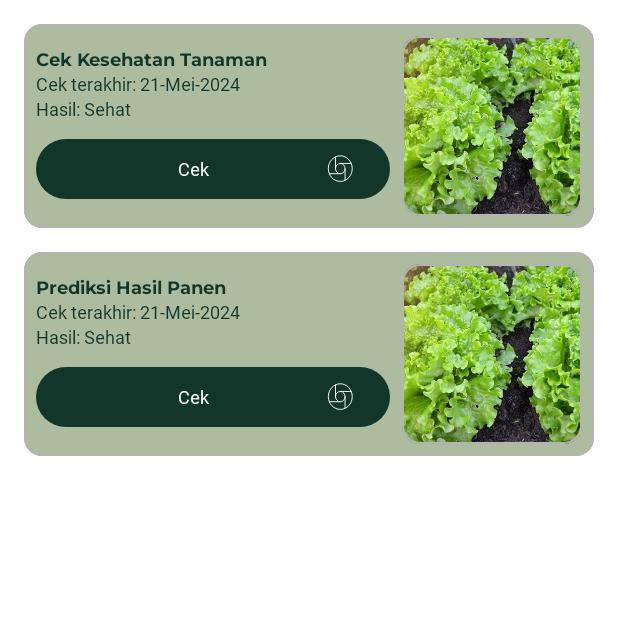
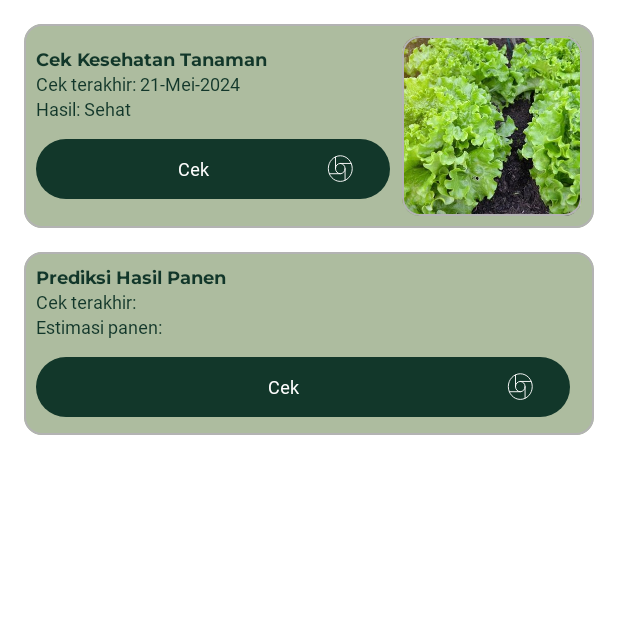
Before and after one commit to HI-PONIC/Mobile-Development, an Android app: the fragment CekFragment shown on its own in the app's theme, on a phone screen of 412 x 824 dp, the top half of it. Run offline under Robolectric (Android 15) with nearby library versions, the phone set to English and light mode, and no system bars; 1 statement that could not run was skipped.

Commit message:
Add prediksi panen model

```diff
--- a/app/build.gradle.kts
+++ b/app/build.gradle.kts
@@ -39,6 +39,7 @@ android {
         compose = true
         viewBinding = true
         buildConfig = true
+        mlModelBinding = true
     }
 
     composeOptions {
@@ -55,6 +56,8 @@ dependencies {
     implementation(libs.androidx.constraintlayout)
     implementation(libs.androidx.navigation.fragment.ktx)
     implementation(libs.androidx.navigation.ui.ktx)
+    implementation(libs.tensorflow.lite.support)
+    implementation(libs.tensorflow.lite.metadata)
     testImplementation(libs.junit)
     androidTestImplementation(libs.androidx.junit)
     androidTestImplementation(libs.androidx.espresso.core)
@@ -75,4 +78,6 @@ dependencies {
     implementation(libs.glide)
     annotationProcessor(libs.glide.compiler)
     implementation(libs.androidx.viewpager2)
+    implementation(libs.play.services.tflite.java)
+    implementation(libs.play.services.tflite.gpu)
 }
--- a/app/src/main/java/com/example/hi_ponic/data/UserRepository.kt
+++ b/app/src/main/java/com/example/hi_ponic/data/UserRepository.kt
@@ -1,6 +1,7 @@
 package com.example.hi_ponic.data
 
 import com.example.hi_ponic.data.Response.LoginResponse
+import com.example.hi_ponic.data.Response.SensorResponse
 import com.example.hi_ponic.data.Response.SignUpResponse
 import com.example.hi_ponic.data.pref.UserModel
 import com.example.hi_ponic.data.pref.UserPreference
@@ -32,6 +33,10 @@ class UserRepository private constructor(
         return apiService.register(username,email,password)
     }
 
+    suspend fun getSensorValue():SensorResponse{
+        return apiService.getSensorData()
+    }
+
     companion object {
         fun getInstance(
             userPreference: UserPreference,
--- a/app/src/main/java/com/example/hi_ponic/data/pref/UserPreference.kt
+++ b/app/src/main/java/com/example/hi_ponic/data/pref/UserPreference.kt
@@ -43,7 +43,7 @@ class UserPreference private constructor(private val dataStore: DataStore<Prefer
         private var INSTANCE: UserPreference? = null
 
         private val EMAIL_KEY = stringPreferencesKey("email")
-//        private val TOKEN_KEY = stringPreferencesKey("token")
+        private val TOKEN_KEY = stringPreferencesKey("token")
         private val IS_LOGIN_KEY = booleanPreferencesKey("isLogin")
 
         fun getInstance(dataStore: DataStore<Preferences>): UserPreference {
--- a/app/src/main/java/com/example/hi_ponic/data/retrofit/ApiService.kt
+++ b/app/src/main/java/com/example/hi_ponic/data/retrofit/ApiService.kt
@@ -11,7 +11,7 @@ import retrofit2.http.POST
 interface ApiService {
 
     @FormUrlEncoded
-    @POST("register")
+    @POST("auth/register")
     suspend fun register(
         @Field("name") name: String,
         @Field("email") email: String,
@@ -19,7 +19,7 @@ interface ApiService {
     ): SignUpResponse
 
     @FormUrlEncoded
-    @POST("login")
+    @POST("auth/login")
     suspend fun login(
         @Field("identifier") identifier: String,
         @Field("password") password: String
--- a/app/src/main/java/com/example/hi_ponic/view/ViewModelFactory.kt
+++ b/app/src/main/java/com/example/hi_ponic/view/ViewModelFactory.kt
@@ -8,6 +8,7 @@ import com.example.hi_ponic.di.Injection
 import com.example.hi_ponic.view.auth.LoginViewModel
 import com.example.hi_ponic.view.auth.SignupViewModel
 import com.example.hi_ponic.view.mainView.MainViewModel
+import com.example.hi_ponic.view.monitoring.view_model.CekPanenViewModel
 import com.example.hi_ponic.view.profile.ProfileFragment
 import com.example.hi_ponic.view.profile.ProfileViewModel
 
@@ -25,6 +26,8 @@ class ViewModelFactory(private val repository: UserRepository) : ViewModelProvid
                 ProfileViewModel(repository) as T
             }modelClass.isAssignableFrom(SignupViewModel::class.java) -> {
                 SignupViewModel(repository) as T
+            }modelClass.isAssignableFrom(CekPanenViewModel::class.java) -> {
+                CekPanenViewModel(repository) as T
             }
             else -> throw IllegalArgumentException("Unknown ViewModel class: " + modelClass.name)
         }
--- a/app/src/main/java/com/example/hi_ponic/view/monitoring/CekFragment.kt
+++ b/app/src/main/java/com/example/hi_ponic/view/monitoring/CekFragment.kt
@@ -1,60 +1,72 @@
 package com.example.hi_ponic.view.monitoring
 
 import android.os.Bundle
-import androidx.fragment.app.Fragment
+import android.util.Log
 import android.view.LayoutInflater
 import android.view.View
 import android.view.ViewGroup
-import com.example.hi_ponic.R
+import android.widget.Toast
+import androidx.fragment.app.Fragment
+import androidx.fragment.app.viewModels
+import com.example.hi_ponic.databinding.FragmentCekBinding
+import com.example.hi_ponic.view.ViewModelFactory
+import com.example.hi_ponic.view.monitoring.ml.PrediksiPanenHelper
+import com.example.hi_ponic.view.monitoring.view_model.CekPanenViewModel
+import java.text.SimpleDateFormat
+import java.util.Arrays
+import java.util.Date
+import java.util.Locale
+import kotlin.math.roundToInt
 
-// TODO: Rename parameter arguments, choose names that match
-// the fragment initialization parameters, e.g. ARG_ITEM_NUMBER
-private const val ARG_PARAM1 = "param1"
-private const val ARG_PARAM2 = "param2"
+class CekFragment : Fragment() {
+    private lateinit var binding: FragmentCekBinding
 
-/**
- * A simple [Fragment] subclass.
- * Use the [CekFragment.newInstance] factory method to
- * create an instance of this fragment.
- */
-class CekFragment : Fragment() {
-    // TODO: Rename and change types of parameters
-    private var param1: String? = null
-    private var param2: String? = null
+    private val viewModel by viewModels<CekPanenViewModel> {
+        ViewModelFactory.getInstance(requireContext())
+    }
+    private lateinit var prediksiPanenHelper: PrediksiPanenHelper
 
     override fun onCreate(savedInstanceState: Bundle?) {
         super.onCreate(savedInstanceState)
-        arguments?.let {
-            param1 = it.getString(ARG_PARAM1)
-            param2 = it.getString(ARG_PARAM2)
-        }
     }
 
     override fun onCreateView(
         inflater: LayoutInflater, container: ViewGroup?,
         savedInstanceState: Bundle?
-    ): View? {
-        // Inflate the layout for this fragment
-        return inflater.inflate(R.layout.fragment_cek, container, false)
+    ): View {
+        binding = FragmentCekBinding.inflate(inflater, container, false)
+        return binding.root
     }
 
-    companion object {
-        /**
-         * Use this factory method to create a new instance of
-         * this fragment using the provided parameters.
-         *
-         * @param param1 Parameter 1.
-         * @param param2 Parameter 2.
-         * @return A new instance of fragment CekFragment.
-         */
-        // TODO: Rename and change types and number of parameters
-        @JvmStatic
-        fun newInstance(param1: String, param2: String) =
-            CekFragment().apply {
-                arguments = Bundle().apply {
-                    putString(ARG_PARAM1, param1)
-                    putString(ARG_PARAM2, param2)
-                }
+    override fun onViewCreated(view: View, savedInstanceState: Bundle?) {
+        super.onViewCreated(view, savedInstanceState)
+
+        prediksiPanenHelper = PrediksiPanenHelper(
+            context = requireContext(),
+            onResult = { result ->
+                val currentDate = SimpleDateFormat("dd-MM-yyyy HH:mm:ss", Locale.getDefault()).format(Date())
+                binding.tvCekTerakhirHasilPanen.text = "Cek terakhir: $currentDate"
+
+                val roundedResult = result.toDouble().roundToInt()
+                val prediksiPanen = 45 - roundedResult
+
+                binding.tvHasilPrediksiPanen.text = "Estimasi panen: $prediksiPanen hari lagi"
+            },
+            onError = { errorMessage ->
+                Toast.makeText(requireContext(), errorMessage, Toast.LENGTH_SHORT).show()
             }
+        )
+
+        binding.btnCekPanen.setOnClickListener {
+            // Manual input
+            val temp = 12.0
+            val tds = 30.0
+            val ph = 4.0
+            val humidity = 20.0
+            val inputArray = arrayOf(floatArrayOf(temp.toFloat(), tds.toFloat(), ph.toFloat(), humidity.toFloat()))
+            val input3DArray = arrayOf(inputArray)
+//            Log.d("predict", "Manual input3DArray: ${Arrays.deepToString(input3DArray)}")
+            prediksiPanenHelper.predict(input3DArray)
+        }
     }
 }
--- a/app/src/main/res/layout/activity_detail_hydroponic_statistic.xml
+++ b/app/src/main/res/layout/activity_detail_hydroponic_statistic.xml
@@ -101,7 +101,7 @@
             <androidx.viewpager2.widget.ViewPager2
                 android:id="@+id/viewPager"
                 android:layout_width="match_parent"
-                android:layout_height="wrap_content"
+                android:layout_height="match_parent"
                 android:layout_marginTop="16dp"
                 app:layout_constraintTop_toBottomOf="@+id/tablayout"
                 tools:layout_editor_absoluteX="16dp" />
--- a/app/src/main/res/layout/fragment_cek.xml
+++ b/app/src/main/res/layout/fragment_cek.xml
@@ -8,7 +8,7 @@
 
     <androidx.constraintlayout.widget.ConstraintLayout
         android:layout_width="match_parent"
-        android:layout_height="wrap_content">
+        android:layout_height="match_parent">
 
         <com.google.android.material.card.MaterialCardView
             android:id="@+id/materialCardView4"
@@ -118,19 +118,22 @@
                         android:text="Prediksi Hasil Panen" />
 
                     <TextView
+                        android:id="@+id/tvCekTerakhirHasilPanen"
                         style="@style/textStyleDescCek"
                         android:layout_width="wrap_content"
                         android:layout_height="wrap_content"
-                        android:text="Cek terakhir: 21-Mei-2024" />
+                        android:text="Cek terakhir: " />
 
                     <TextView
+                        android:id="@+id/tvHasilPrediksiPanen"
                         style="@style/textStyleDescCek"
                         android:layout_width="wrap_content"
                         android:layout_height="wrap_content"
                         android:layout_marginBottom="8dp"
-                        android:text="Hasil: Sehat" />
+                        android:text="Estimasi panen: " />
 
                     <Button
+                        android:id="@+id/btnCekPanen"
                         style="@style/textStyleDescCek"
                         android:layout_width="match_parent"
                         android:layout_height="wrap_content"
@@ -140,27 +143,7 @@
                         app:iconGravity="end" />
                 </LinearLayout>
 
-                <com.google.android.material.card.MaterialCardView
-                    android:layout_width="wrap_content"
-                    android:layout_height="wrap_content"
-                    android:layout_gravity="center">
 
-                    <androidx.constraintlayout.widget.ConstraintLayout
-                        android:layout_width="120dp"
-                        android:layout_height="120dp">
-
-                        <ImageView
-                            android:layout_width="0dp"
-                            android:layout_height="0dp"
-                            android:scaleType="centerCrop"
-                            android:src="@drawable/caramenanamseladasecaraorganik"
-                            app:layout_constraintBottom_toBottomOf="parent"
-                            app:layout_constraintDimensionRatio="1:1"
-                            app:layout_constraintEnd_toEndOf="parent"
-                            app:layout_constraintStart_toStartOf="parent"
-                            app:layout_constraintTop_toTopOf="parent" />
-                    </androidx.constraintlayout.widget.ConstraintLayout>
-                </com.google.android.material.card.MaterialCardView>
             </LinearLayout>
 
         </com.google.android.material.card.MaterialCardView>
--- a/app/src/main/res/values/strings.xml
+++ b/app/src/main/res/values/strings.xml
@@ -17,4 +17,9 @@
     <string name="masukkanpassword">Masukkan Password</string>
     <string name="loginsukses">Login Berhasil</string>
     <string name="lanjutkelogin">lanjut ke login</string>
+    <string name="tflite_is_not_initialized_yet">TfLite is not initialized yet</string>
+    <string name="no_tflite_interpreter_loaded">No TFLite interpreter loaded</string>
+    <string name="model_loading_error">model error</string>
+    <string name="interpreter_initialization_failed">interpreter initialization failed</string>
+    <string name="inference_error">inference error</string>
 </resources>
```
Also changed, not shown: app/src/main/AndroidManifest.xml (+8 -6 lines), app/src/main/java/com/example/hi_ponic/view/mainView/MainActivity.kt (+8 -6 lines), app/src/main/java/com/example/hi_ponic/view/monitoring/StatistikFragment.kt (+0 -38 lines), app/src/main/java/com/example/hi_ponic/view/monitoring/ml/PrediksiPanenHelper.kt (added, +127 -0 lines), app/src/main/java/com/example/hi_ponic/view/monitoring/view_model/CekPanenViewModel.kt (added, +32 -0 lines), gradle/libs.versions.toml (+10 -2 lines), 1 other file.
